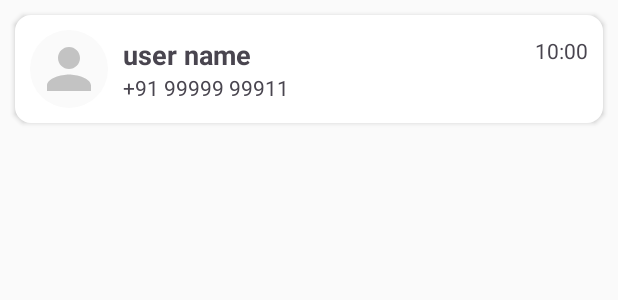
After one commit to wagnxx/easy-chat, an Android app: the layout recent_chat_recycler_row.xml on its own in the app's theme, with its tools: preview values and no code run, on a phone screen of 412 x 824 dp. The commit adds this screen. Shown: the top 300 px of the screen. Run offline under Robolectric (Android 15) with nearby library versions, the phone set to English and light mode, and no system bars.

Commit message:
add chat fragment

```diff
--- a/app/src/main/java/mob/godutch/easychat/ChatActivity.java
+++ b/app/src/main/java/mob/godutch/easychat/ChatActivity.java
@@ -130,6 +130,7 @@ public class ChatActivity extends AppCompatActivity {
     void  sendMessageToUser(String message){
         chatRoomModel.setLastMessageTimestamp(Timestamp.now());
         chatRoomModel.setLastMessageSenderId(FirebaseUtil.currentUserId());
+        chatRoomModel.setLastMessage(message);
         FirebaseUtil.getChatRoomRefrence(chatRoomId).set(chatRoomModel);
 
         ChatMessageModel chatMessageModel = new ChatMessageModel(message, FirebaseUtil.currentUserId(),Timestamp.now());
--- /dev/null
+++ b/app/src/main/res/layout/recent_chat_recycler_row.xml
@@ -0,0 +1,52 @@
+<?xml version="1.0" encoding="utf-8"?>
+<LinearLayout xmlns:android="http://schemas.android.com/apk/res/android"
+    android:layout_width="match_parent"
+    android:layout_height="wrap_content"
+    xmlns:tools="http://schemas.android.com/tools"
+    android:background="@drawable/edit_text_rounded_corner"
+    android:layout_margin="10dp"
+    android:elevation="2dp">
+
+    <include layout="@layout/profile_pic_view"
+        android:layout_width="52dp"
+        android:layout_height="52dp"
+        android:layout_margin="10dp"
+        />
+
+    <LinearLayout
+        android:layout_width="match_parent"
+        android:layout_height="wrap_content"
+        android:orientation="vertical"
+        android:layout_gravity="center">
+            <RelativeLayout
+                android:layout_width="match_parent"
+                android:layout_height="wrap_content">
+                <TextView
+                    android:layout_width="wrap_content"
+                    android:layout_height="wrap_content"
+                    tools:text="user name"
+                    android:textSize="18sp"
+                    android:textStyle="bold"
+                    android:id="@+id/username_text"
+                    />
+
+                <TextView
+                    android:layout_width="wrap_content"
+                    android:layout_height="wrap_content"
+                    tools:text="10:00"
+                    android:id="@+id/last_message_time_text"
+                    android:layout_alignParentEnd="true"
+                    android:layout_marginEnd="10dp"
+                    />
+
+            </RelativeLayout>
+            <TextView
+                android:layout_width="wrap_content"
+                android:layout_height="wrap_content"
+                tools:text="+91 99999 99911"
+                android:id="@+id/last_message_text"
+                />
+
+    </LinearLayout>
+
+</LinearLayout>
```
Also changed, not shown: app/src/main/java/mob/godutch/easychat/ChatFragment.java (+56 -2 lines), app/src/main/java/mob/godutch/easychat/adpter/RecentChatRecyclerAdapter.java (added, +85 -0 lines), app/src/main/java/mob/godutch/easychat/model/ChatRoomModel.java (+9 -0 lines), app/src/main/java/mob/godutch/easychat/utils/FirebaseUtil.java (+18 -0 lines), app/src/main/res/layout/fragment_chat.xml (+3 -6 lines).
